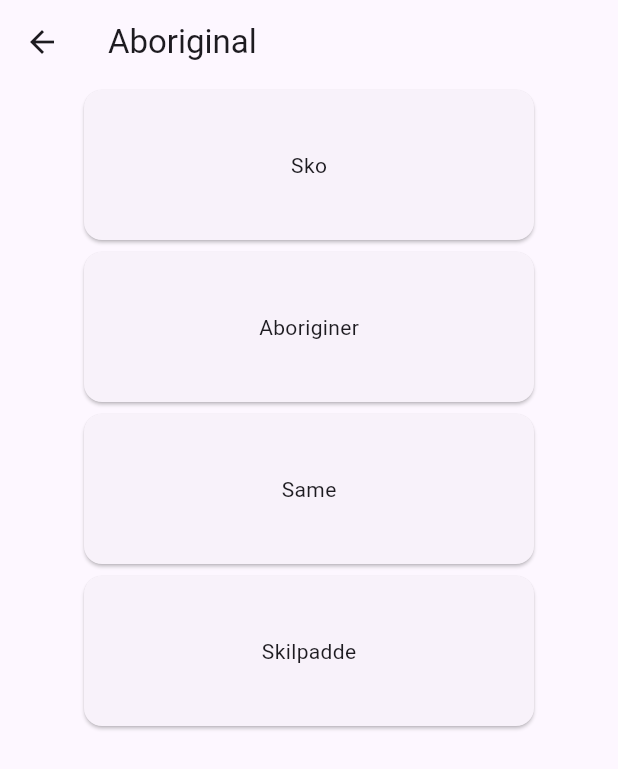
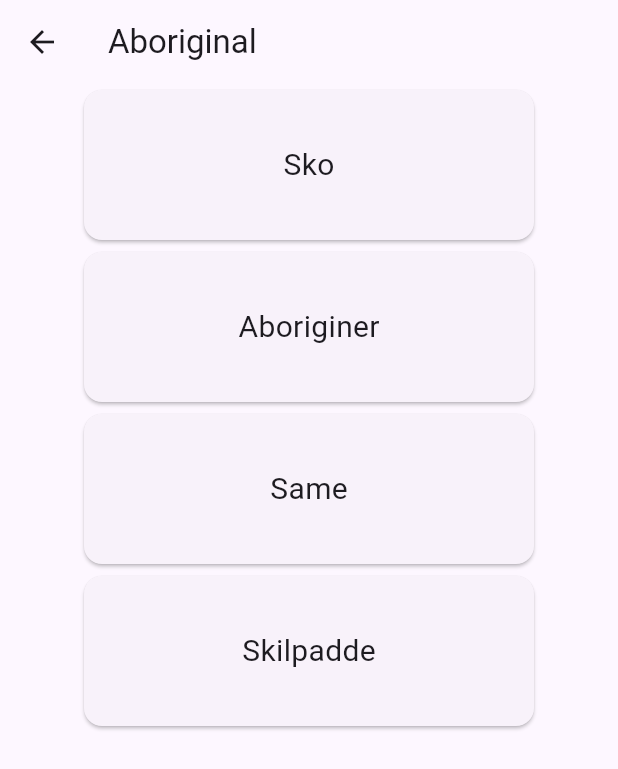
Before and after one commit to celinevictoria/glose_app, a Flutter app: the screen it shows after launch, after a tap on "Start Game", on a phone screen of 412 x 824 dp. Shown: the top 769 px of the screen. Run offline on Flutter 3.47's test engine with Material 2 defaults, Android fonts, the phone set to English and light mode, and no system bars.

Commit message:
made fontsize bigger

```diff
--- a/lib/answer_card.dart
+++ b/lib/answer_card.dart
@@ -43,7 +43,7 @@ class AnswerCard extends StatelessWidget {
             child: SizedBox(
               width: 300,
               height: 100,
-              child: Center(child: Text(cardText)),
+              child: Center(child: Text(cardText, style: const TextStyle(fontSize: 20))),
             ),
           )),
     );
--- a/lib/end_page.dart
+++ b/lib/end_page.dart
@@ -31,7 +31,7 @@ class EndPage extends StatelessWidget {
                   child: const SizedBox(
                     width: 300,
                     height: 100,
-                    child: Center(child: Text("Restart Game")),
+                    child: Center(child: Text("Restart Game", style: TextStyle(fontSize: 20))),
                   )),
             ),
           )
--- a/lib/start_page.dart
+++ b/lib/start_page.dart
@@ -31,7 +31,7 @@ class StartPage extends StatelessWidget {
               child: const SizedBox(
                 width: 300,
                 height: 100,
-                child: Center(child: Text("Start Game")),
+                child: Center(child: Text("Start Game", style: TextStyle(fontSize: 20))),
               )),
         ),
       ),
```
